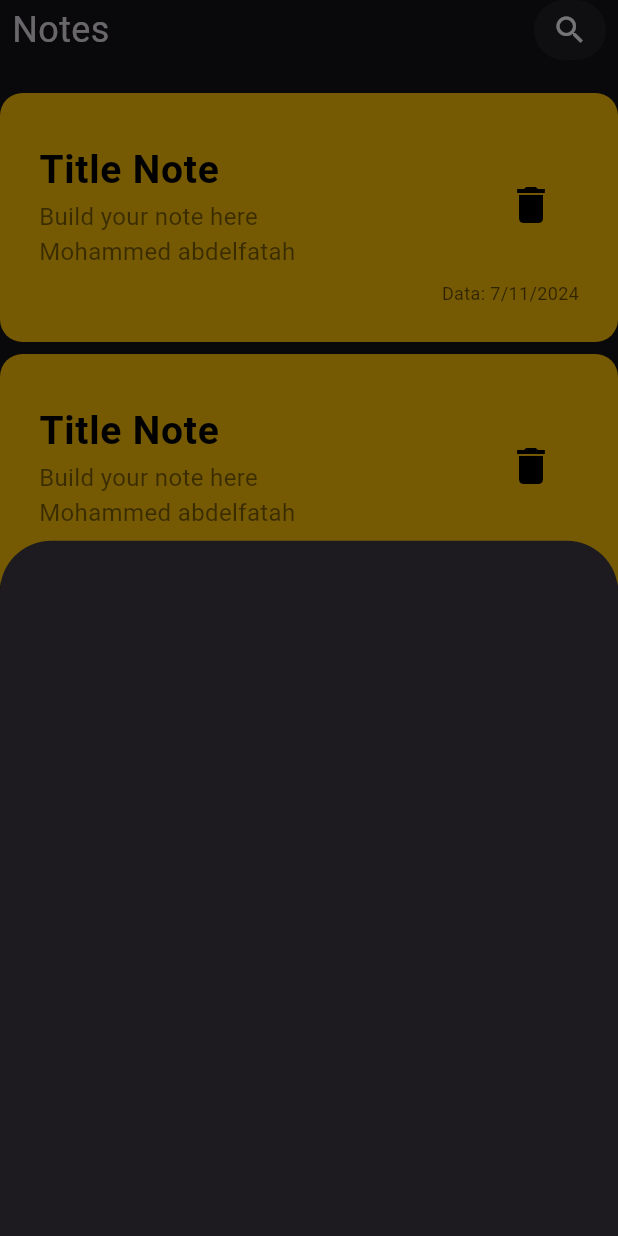
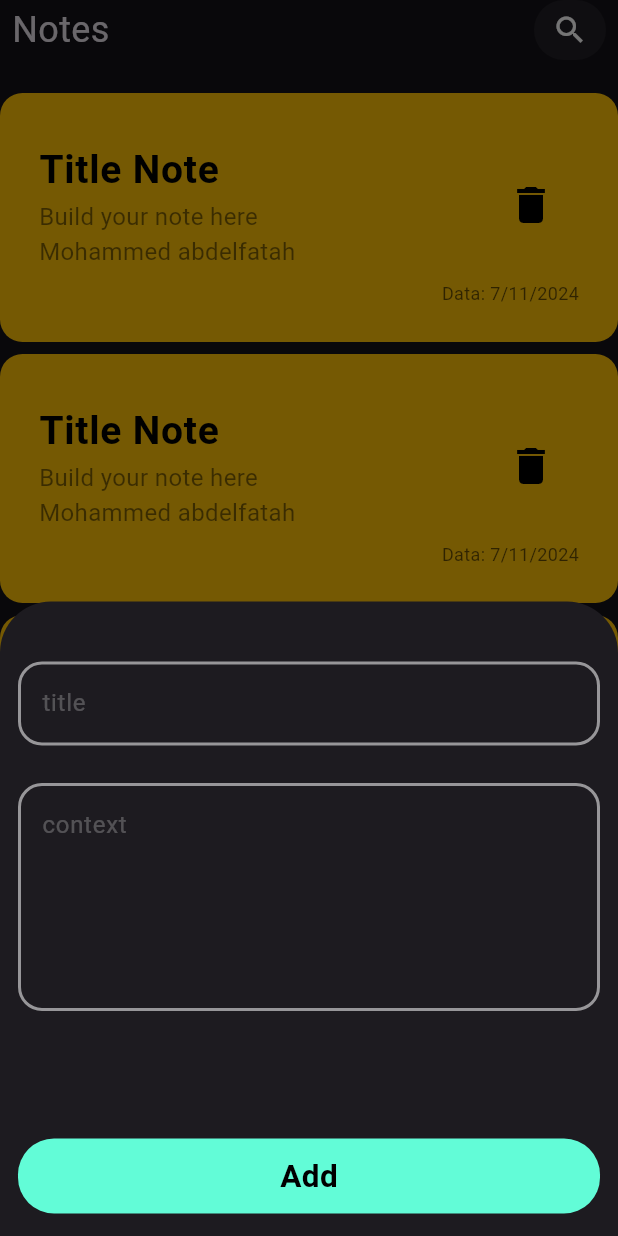
Before and after one commit to MohammedAbdElfatah0/Notes-App, a Flutter app: the screen it shows after launch, after a tap on the "add" icon, on a phone screen of 412 x 824 dp. Run offline on Flutter 3.47's test engine with Material 3 defaults, Android fonts, the phone set to English and light mode, and no system bars.

Commit message:
Finish notes booton sheet UI

```diff
--- /dev/null
+++ b/note_app/lib/constants.dart
@@ -0,0 +1,3 @@
+import 'package:flutter/material.dart';
+
+const kPrimaryColor = Color(0xff62FCD7);
--- a/note_app/lib/widget/add_note.dart
+++ b/note_app/lib/widget/add_note.dart
@@ -1,11 +1,40 @@
-
 import 'package:flutter/material.dart';
+import 'package:note_app/widget/custem_button.dart';
+import 'package:note_app/widget/custem_text_field.dart';
 
 class AddNoteFromBottemSheet extends StatelessWidget {
   const AddNoteFromBottemSheet({super.key});
 
   @override
   Widget build(BuildContext context) {
-    return  Container();
+    return const Padding(
+      padding: EdgeInsets.symmetric(horizontal: 12.0),
+      child: SingleChildScrollView(
+        child: Column(
+          children: [
+            SizedBox(
+              height: 40,
+            ),
+            CustemTextField(
+              textHint: 'title ',
+            ),
+            SizedBox(
+              height: 25,
+            ),
+            CustemTextField(
+              textHint: 'context',
+              maxLines: 5,
+            ),
+            SizedBox(
+              height: 85,
+            ),
+            CustemButton(),
+            SizedBox(
+              height: 15,
+            ),
+          ],
+        ),
+      ),
+    );
   }
 }
--- /dev/null
+++ b/note_app/lib/widget/custem_button.dart
@@ -0,0 +1,31 @@
+import 'package:flutter/material.dart';
+import 'package:note_app/constants.dart';
+
+class CustemButton extends StatelessWidget {
+  const CustemButton({super.key});
+
+  @override
+  Widget build(BuildContext context) {
+    return GestureDetector(
+      onTap: () {},
+      child: Container(
+        decoration: BoxDecoration(
+          color: kPrimaryColor,
+          borderRadius: BorderRadius.circular(24),
+        ),
+        width: MediaQuery.of(context).size.width,
+        height: 50,
+        child: const Center(
+          child: Text(
+            'Add',
+            style: TextStyle(
+              color: Colors.black,
+              fontWeight: FontWeight.bold,
+              fontSize: 21,
+            ),
+          ),
+        ),
+      ),
+    );
+  }
+}
--- /dev/null
+++ b/note_app/lib/widget/custem_text_field.dart
@@ -0,0 +1,34 @@
+import 'package:flutter/material.dart';
+import 'package:note_app/constants.dart';
+
+class CustemTextField extends StatelessWidget {
+  const CustemTextField({
+    super.key,
+    required this.textHint,
+    this.maxLines = 1,
+  });
+
+  final String textHint;
+  final int maxLines;
+  @override
+  Widget build(BuildContext context) {
+    return TextField(
+      maxLines: maxLines,
+      cursorColor: kPrimaryColor,
+      textInputAction: TextInputAction.done,
+      decoration: InputDecoration(
+          hintText: textHint,
+          hintStyle: const TextStyle(color: Colors.white24),
+          border: buildBorder(),
+          focusedBorder: buildBorder(kPrimaryColor),
+          enabledBorder: buildBorder()),
+    );
+  }
+
+  OutlineInputBorder buildBorder([color]) {
+    return OutlineInputBorder(
+      borderRadius: BorderRadius.circular(16),
+      borderSide: BorderSide(color: color ?? Colors.white54, width: 2),
+    );
+  }
+}
```
